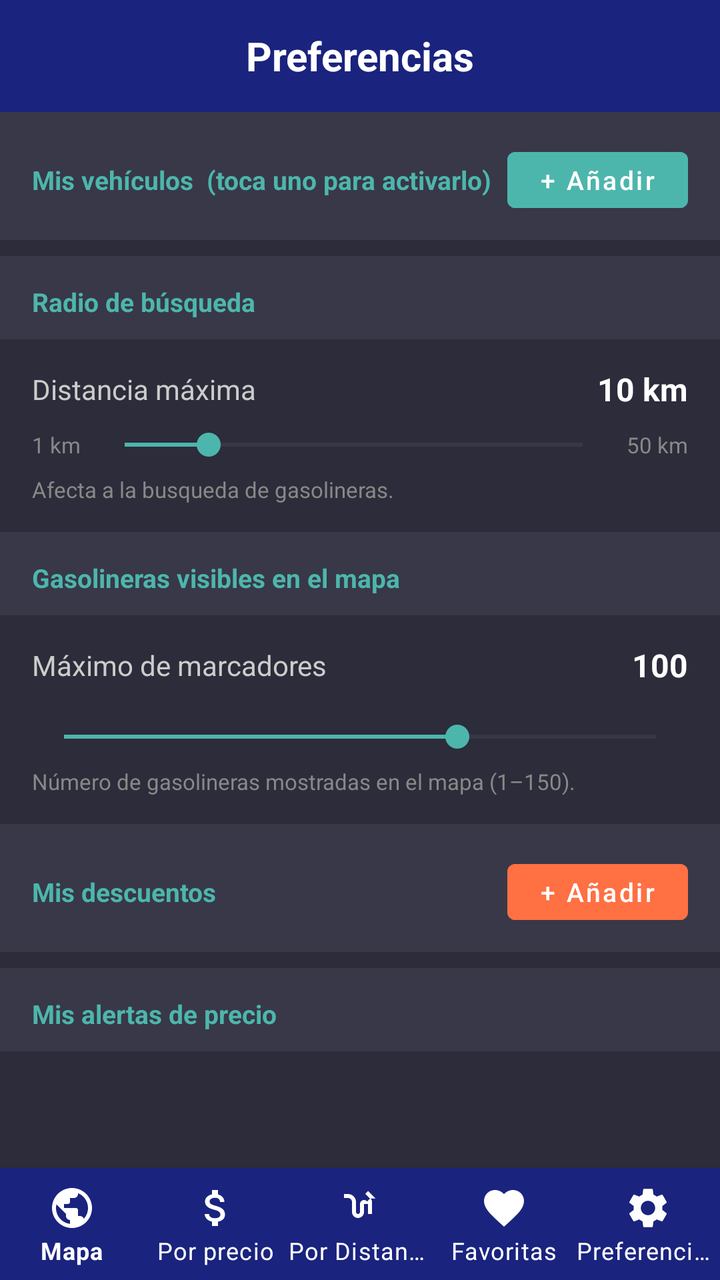
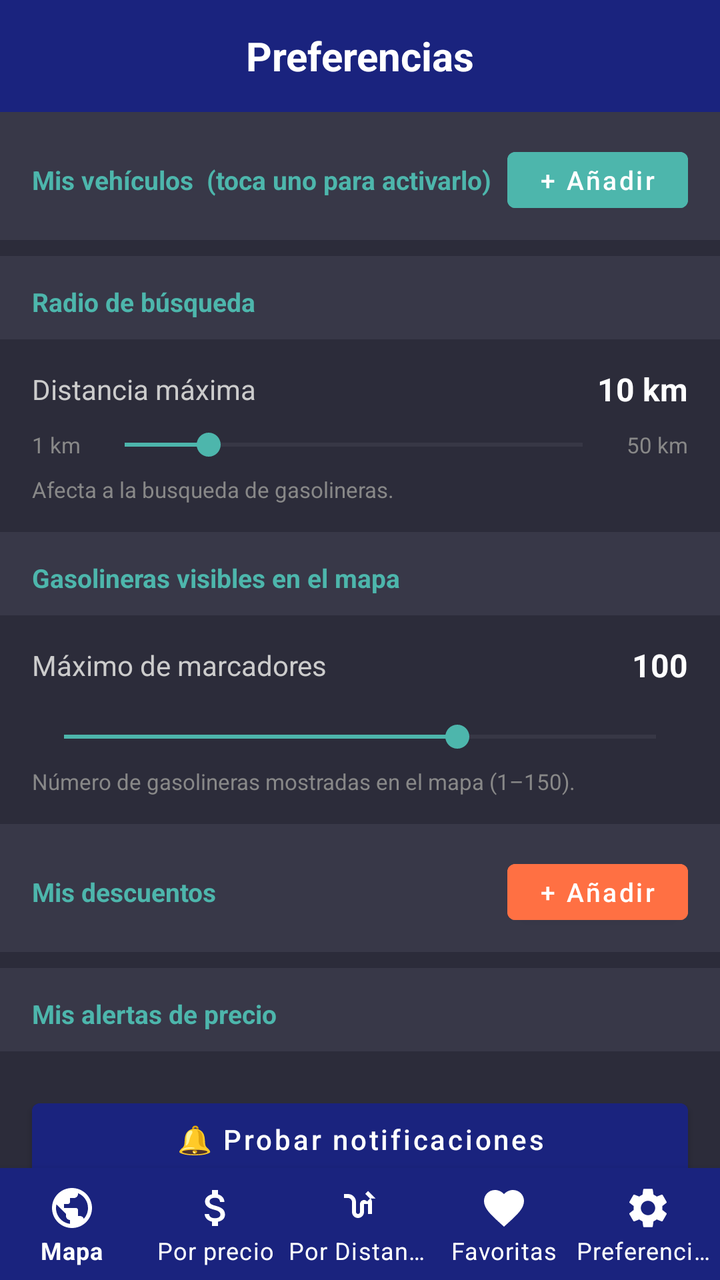

An Android layout rendered at two revisions. The XML below is the earlier revision; the diff shows what the commit changed to produce the second picture.
<!-- AndroidManifest.xml: application theme Theme.AhorraGas -->
<!-- res/layout/activity_preferences.xml -->
<?xml version="1.0" encoding="utf-8"?>
<androidx.coordinatorlayout.widget.CoordinatorLayout
    xmlns:android="http://schemas.android.com/apk/res/android"
    xmlns:app="http://schemas.android.com/apk/res-auto"
    android:layout_width="match_parent"
    android:layout_height="match_parent"
    android:background="#2C2C3A">

    <LinearLayout
        android:layout_width="match_parent"
        android:layout_height="match_parent"
        android:orientation="vertical">

        
        <LinearLayout
            android:layout_width="match_parent"
            android:layout_height="56dp"
            android:background="#1A237E"
            android:gravity="center"
            android:paddingHorizontal="16dp">

            <TextView
                android:layout_width="match_parent"
                android:layout_height="wrap_content"
                android:text="Preferencias"
                android:textColor="#FFFFFF"
                android:textSize="20sp"
                android:textStyle="bold"
                android:gravity="center" />
        </LinearLayout>

        <androidx.core.widget.NestedScrollView
            android:layout_width="match_parent"
            android:layout_height="0dp"
            android:layout_weight="1">

            <LinearLayout
                android:layout_width="match_parent"
                android:layout_height="wrap_content"
                android:orientation="vertical"
                android:paddingBottom="88dp">

                
                
                
                <LinearLayout
                    android:layout_width="match_parent"
                    android:layout_height="wrap_content"
                    android:orientation="horizontal"
                    android:gravity="center_vertical"
                    android:background="#383848"
                    android:paddingHorizontal="16dp"
                    android:paddingTop="14dp"
                    android:paddingBottom="10dp">

                    <TextView
                        android:layout_width="0dp"
                        android:layout_height="wrap_content"
                        android:layout_weight="1"
                        android:text="Mis vehículos  (toca uno para activarlo)"
                        android:textColor="#4DB6AC"
                        android:textSize="13sp"
                        android:textStyle="bold" />

                    <Button
                        android:id="@+id/btnAddVehicle"
                        android:layout_width="wrap_content"
                        android:layout_height="40dp"
                        android:text="+ Añadir"
                        android:textAllCaps="false"
                        android:textSize="13sp"
                        android:gravity="center"
                        android:backgroundTint="#4DB6AC"
                        android:textColor="#FFFFFF"
                        android:paddingHorizontal="16dp" />
                </LinearLayout>

                <LinearLayout
                    android:id="@+id/vehicleListContainer"
                    android:layout_width="match_parent"
                    android:layout_height="wrap_content"
                    android:orientation="vertical"
                    android:paddingHorizontal="12dp"
                    android:paddingTop="8dp" />

                
                
                
                <TextView
                    android:layout_width="match_parent"
                    android:layout_height="wrap_content"
                    android:text="Radio de búsqueda"
                    android:textColor="#4DB6AC"
                    android:textSize="13sp"
                    android:textStyle="bold"
                    android:paddingHorizontal="16dp"
                    android:paddingTop="14dp"
                    android:paddingBottom="10dp"
                    android:background="#383848" />

                <LinearLayout
                    android:layout_width="match_parent"
                    android:layout_height="wrap_content"
                    android:orientation="vertical"
                    android:background="#2C2C3A"
                    android:paddingHorizontal="16dp"
                    android:paddingTop="14dp"
                    android:paddingBottom="14dp">

                    <LinearLayout
                        android:layout_width="match_parent"
                        android:layout_height="wrap_content"
                        android:orientation="horizontal"
                        android:gravity="center_vertical"
                        android:layout_marginBottom="8dp">

                        <TextView
                            android:layout_width="0dp"
                            android:layout_height="wrap_content"
                            android:layout_weight="1"
                            android:text="Distancia máxima"
                            android:textColor="#CCCCCC"
                            android:textSize="14sp" />

                        <TextView
                            android:id="@+id/tvRadiusValue"
                            android:layout_width="wrap_content"
                            android:layout_height="wrap_content"
                            android:text="10 km"
                            android:textColor="#FFFFFF"
                            android:textSize="16sp"
                            android:textStyle="bold" />
                    </LinearLayout>

                    <LinearLayout
                        android:layout_width="match_parent"
                        android:layout_height="wrap_content"
                        android:orientation="horizontal"
                        android:gravity="center_vertical">

                        <TextView
                            android:layout_width="wrap_content"
                            android:layout_height="wrap_content"
                            android:text="1 km"
                            android:textColor="#888888"
                            android:textSize="11sp"
                            android:layout_marginEnd="6dp" />

                        <SeekBar
                            android:id="@+id/seekBarRadius"
                            android:layout_width="0dp"
                            android:layout_height="wrap_content"
                            android:layout_weight="1"
                            android:max="49"
                            android:progress="9"
                            android:thumbTint="#4DB6AC"
                            android:progressTint="#4DB6AC"
                            android:progressBackgroundTint="#555566" />

                        <TextView
                            android:layout_width="wrap_content"
                            android:layout_height="wrap_content"
                            android:text="50 km"
                            android:textColor="#888888"
                            android:textSize="11sp"
                            android:layout_marginStart="6dp" />
                    </LinearLayout>

                    <TextView
                        android:layout_width="match_parent"
                        android:layout_height="wrap_content"
                        android:layout_marginTop="6dp"
                        android:text="Afecta a la busqueda de gasolineras."
                        android:textColor="#888888"
                        android:textSize="11sp" />
                </LinearLayout>

                
                
                
                <TextView
                    android:layout_width="match_parent"
                    android:layout_height="wrap_content"
                    android:text="Gasolineras visibles en el mapa"
                    android:textColor="#4DB6AC"
                    android:textSize="13sp"
                    android:textStyle="bold"
                    android:paddingHorizontal="16dp"
                    android:paddingTop="14dp"
                    android:paddingBottom="10dp"
                    android:background="#383848" />

                <LinearLayout
                    android:layout_width="match_parent"
                    android:layout_height="wrap_content"
                    android:orientation="vertical"
                    android:background="#2C2C3A"
                    android:paddingHorizontal="16dp"
                    android:paddingTop="14dp"
                    android:paddingBottom="14dp">

                    <LinearLayout
                        android:layout_width="match_parent"
                        android:layout_height="wrap_content"
                        android:orientation="horizontal"
                        android:gravity="center_vertical"
                        android:layout_marginBottom="8dp">

                        <TextView
                            android:layout_width="0dp"
                            android:layout_height="wrap_content"
                            android:layout_weight="1"
                            android:text="Máximo de marcadores"
                            android:textColor="#CCCCCC"
                            android:textSize="14sp" />

                        <TextView
                            android:id="@+id/tvMarkersValue"
                            android:layout_width="wrap_content"
                            android:layout_height="wrap_content"
                            android:text="100"
                            android:textColor="#FFFFFF"
                            android:textSize="16sp"
                            android:textStyle="bold" />
                    </LinearLayout>

                    <SeekBar
                        android:id="@+id/seekBarMarkers"
                        android:layout_width="match_parent"
                        android:layout_height="wrap_content"
                        android:layout_marginTop="8dp"
                        android:max="149"
                        android:progress="99"
                        android:thumbTint="#4DB6AC"
                        android:progressTint="#4DB6AC"
                        android:progressBackgroundTint="#555566" />

                    <TextView
                        android:layout_width="match_parent"
                        android:layout_height="wrap_content"
                        android:layout_marginTop="6dp"
                        android:text="Número de gasolineras mostradas en el mapa (1–150)."
                        android:textColor="#888888"
                        android:textSize="11sp" />
                </LinearLayout>

                
                
                
                <LinearLayout
                    android:layout_width="match_parent"
                    android:layout_height="wrap_content"
                    android:orientation="horizontal"
                    android:gravity="center_vertical"
                    android:background="#383848"
                    android:paddingHorizontal="16dp"
                    android:paddingTop="14dp"
                    android:paddingBottom="10dp">

                    <TextView
                        android:layout_width="0dp"
                        android:layout_height="wrap_content"
                        android:layout_weight="1"
                        android:text="Mis descuentos"
                        android:textColor="#4DB6AC"
                        android:textSize="13sp"
                        android:textStyle="bold" />

                    <Button
                        android:id="@+id/btnAddDiscount"
                        android:layout_width="wrap_content"
                        android:layout_height="40dp"
                        android:text="+ Añadir"
                        android:textAllCaps="false"
                        android:textSize="13sp"
                        android:gravity="center"
                        android:backgroundTint="#FF7043"
                        android:textColor="#FFFFFF"
                        android:paddingHorizontal="16dp" />
                </LinearLayout>

                <LinearLayout
                    android:id="@+id/discountListContainer"
                    android:layout_width="match_parent"
                    android:layout_height="wrap_content"
                    android:orientation="vertical"
                    android:paddingHorizontal="12dp"
                    android:paddingTop="8dp" />

                
                
                
                <TextView
                    android:layout_width="match_parent"
                    android:layout_height="wrap_content"
                    android:text="Mis alertas de precio"
                    android:textColor="#4DB6AC"
                    android:textSize="13sp"
                    android:textStyle="bold"
                    android:paddingHorizontal="16dp"
                    android:paddingTop="14dp"
                    android:paddingBottom="10dp"
                    android:background="#383848" />

                <LinearLayout
                    android:id="@+id/alertListContainer"
                    android:layout_width="match_parent"
                    android:layout_height="wrap_content"
                    android:orientation="vertical"
                    android:paddingHorizontal="12dp"
                    android:paddingTop="8dp" />

            </LinearLayout>
        </androidx.core.widget.NestedScrollView>

        <com.google.android.material.bottomnavigation.BottomNavigationView
            android:id="@+id/bottomNavPrefs"
            android:layout_width="match_parent"
            android:layout_height="wrap_content"
            android:background="#1A237E"
            app:menu="@menu/bottom_nav_menu"
            app:itemIconTint="@color/white"
            app:itemTextColor="@color/white"
            app:labelVisibilityMode="labeled" />

    </LinearLayout>

</androidx.coordinatorlayout.widget.CoordinatorLayout>
<!-- resources referenced by this layout -->
<resources>
  <color name="white">#FFFFFF</color>
  <style name="Theme.AhorraGas" parent="Theme.MaterialComponents.DayNight.NoActionBar">
          <item name="colorPrimary">@color/primary</item>
          <item name="colorPrimaryVariant">@color/primary_dark</item>
          <item name="colorOnPrimary">@color/white</item>
          <item name="colorSecondary">@color/secondary</item>
          <item name="colorOnSecondary">@color/white</item>
          <item name="android:statusBarColor">@color/primary_dark</item>
      </style>
  <color name="primary">#1565C0</color>
  <color name="primary_dark">#0D47A1</color>
  <color name="secondary">#FF9800</color>
</resources>

<!-- the commit's change to res/layout/activity_preferences.xml (unified diff, before → after) -->
@@ -310,6 +310,19 @@
                     android:paddingHorizontal="12dp"
                     android:paddingTop="8dp" />
 
+                <Button
+                    android:id="@+id/btnTestAlerts"
+                    android:layout_width="match_parent"
+                    android:layout_height="48dp"
+                    android:layout_marginHorizontal="16dp"
+                    android:layout_marginTop="12dp"
+                    android:layout_marginBottom="4dp"
+                    android:text="🔔 Probar notificaciones"
+                    android:textAllCaps="false"
+                    android:textSize="14sp"
+                    android:backgroundTint="#1A237E"
+                    android:textColor="#FFFFFF" />
+
             </LinearLayout>
         </androidx.core.widget.NestedScrollView>
 
